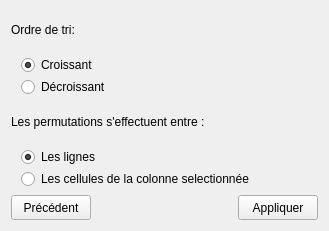
Above: DataPlot/sortoptions.ui from AdelKS/ZeGrapher before the change. Below: the same form after it.
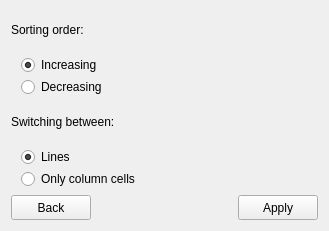
That is the form after the change.

```diff
--- a/DataPlot/sortoptions.ui
+++ b/DataPlot/sortoptions.ui
@@ -31,7 +31,7 @@
         </font>
        </property>
        <property name="text">
-        <string>Ordre de tri:</string>
+        <string>Sorting order:</string>
        </property>
       </widget>
      </item>
@@ -61,7 +61,7 @@
          <item>
           <widget class="QRadioButton" name="ascending">
            <property name="text">
-            <string>Croissant</string>
+            <string>Increasing</string>
            </property>
            <property name="checked">
             <bool>true</bool>
@@ -74,7 +74,7 @@
          <item>
           <widget class="QRadioButton" name="descending">
            <property name="text">
-            <string>Décroissant</string>
+            <string>Decreasing</string>
            </property>
            <attribute name="buttonGroup">
             <string notr="true">buttonGroup_2</string>
@@ -97,7 +97,7 @@
         </font>
        </property>
        <property name="text">
-        <string>Les permutations s'effectuent entre :</string>
+        <string>Switching between:</string>
        </property>
       </widget>
      </item>
@@ -127,7 +127,7 @@
          <item>
           <widget class="QRadioButton" name="swapRows">
            <property name="text">
-            <string>Les lignes</string>
+            <string>Lines</string>
            </property>
            <property name="checked">
             <bool>true</bool>
@@ -140,7 +140,7 @@
          <item>
           <widget class="QRadioButton" name="swapCells">
            <property name="text">
-            <string>Les cellules de la colonne selectionnée</string>
+            <string>Only column cells</string>
            </property>
            <attribute name="buttonGroup">
             <string notr="true">buttonGroup</string>
@@ -164,7 +164,7 @@
         </size>
        </property>
        <property name="text">
-        <string>Précédent</string>
+        <string>Back</string>
        </property>
       </widget>
      </item>
@@ -190,7 +190,7 @@
         </size>
        </property>
        <property name="text">
-        <string>Appliquer</string>
+        <string>Apply</string>
        </property>
       </widget>
      </item>
```
Left out of the diff: 2 changed lines with no effect on the pictures.
